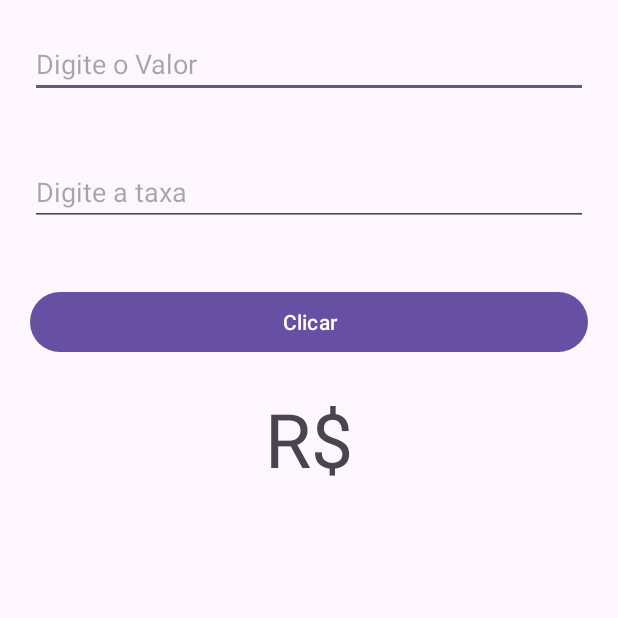
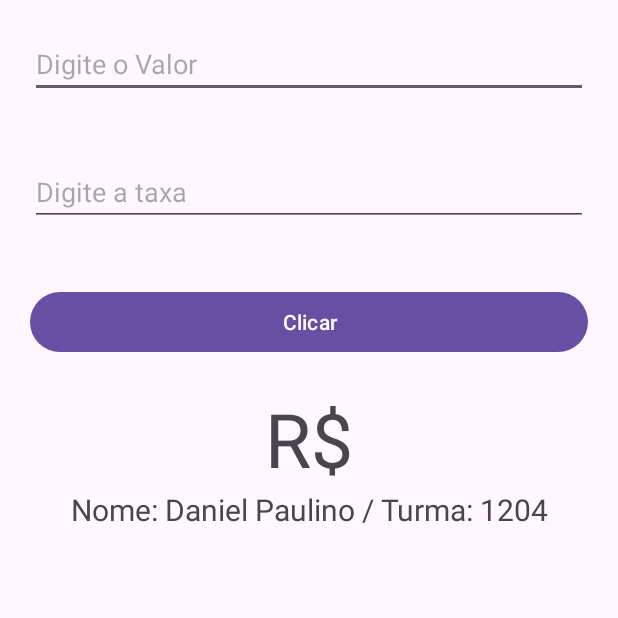
Before and after one commit to thedanielpaulino/Kotlin, an Android app: the screen it shows after launch (MainActivity), on a phone screen of 412 x 824 dp, the top half of it. Run offline under Robolectric (Android 15) with nearby library versions, the phone set to English and light mode, and no system bars.

Commit message:
activity_main.xml

```diff
--- a/ConversorLayout/app/src/main/res/layout/activity_main.xml
+++ b/ConversorLayout/app/src/main/res/layout/activity_main.xml
@@ -34,5 +34,13 @@
         android:id="@+id/textResultado"
         android:gravity="center"
         android:text="R$"/>
+      <TextView
+        android:id="@+id/textNome"
+        android:layout_width="match_parent"
+        android:layout_height="wrap_content"
+        android:gravity="center"
+        android:text="Nome: Daniel Paulino / Turma: 1204"
+        android:textSize="20dp" />
+
 
 </LinearLayout>
```
